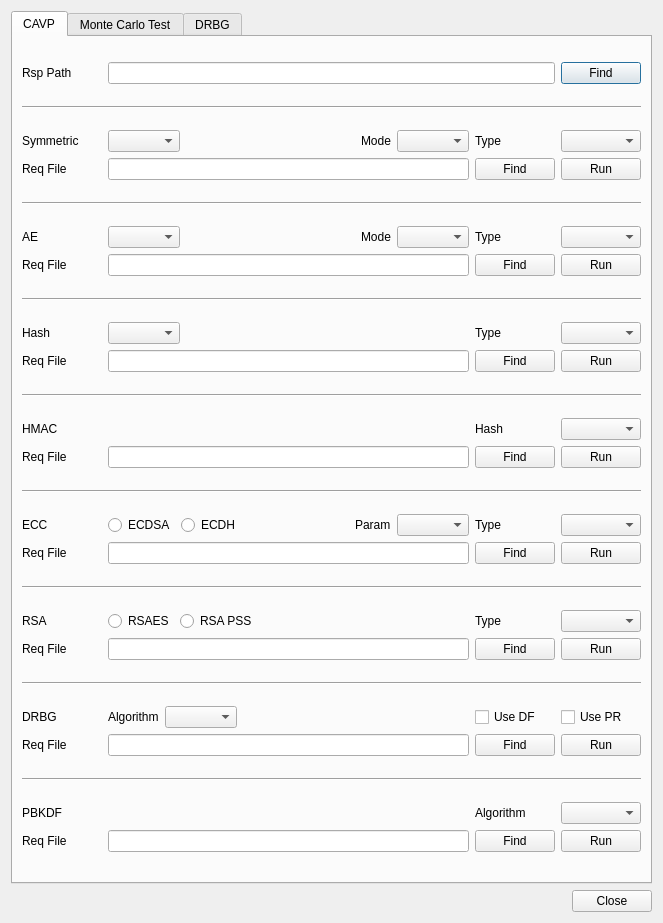
Qt form BerEditor/cavp_dlg.ui (jykim74/BerEditor) before a commit.
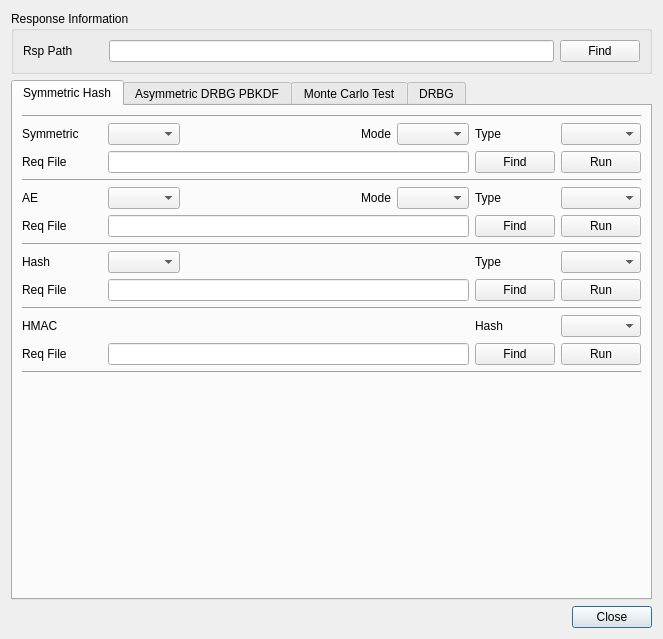
The same form after that commit.

Commit message: CAVP 창 MacOS 최적화 변경 및 소스 개선

Patch:
```diff
--- a/BerEditor/cavp_dlg.ui
+++ b/BerEditor/cavp_dlg.ui
@@ -7,53 +7,92 @@
     <x>0</x>
     <y>0</y>
     <width>663</width>
-    <height>923</height>
+    <height>614</height>
    </rect>
   </property>
   <property name="windowTitle">
    <string>CAVP Dialog</string>
   </property>
   <layout class="QGridLayout" name="gridLayout">
+   <item row="2" column="0">
+    <layout class="QGridLayout" name="gridLayout_10">
+     <property name="topMargin">
+      <number>0</number>
+     </property>
+     <item row="0" column="1">
+      <widget class="QPushButton" name="mCloseBtn">
+       <property name="text">
+        <string>Close</string>
+       </property>
+      </widget>
+     </item>
+     <item row="0" column="0">
+      <spacer name="horizontalSpacer_7">
+       <property name="orientation">
+        <enum>Qt::Horizontal</enum>
+       </property>
+       <property name="sizeHint" stdset="0">
+        <size>
+         <width>40</width>
+         <height>20</height>
+        </size>
+       </property>
+      </spacer>
+     </item>
+    </layout>
+   </item>
    <item row="0" column="0">
+    <widget class="QGroupBox" name="mRspGroup">
+     <property name="minimumSize">
+      <size>
+       <width>0</width>
+       <height>0</height>
+      </size>
+     </property>
+     <property name="title">
+      <string>Response Information</string>
+     </property>
+     <layout class="QVBoxLayout" name="verticalLayout_4">
+      <item>
+       <layout class="QGridLayout" name="gridLayout_20">
+        <item row="0" column="1">
+         <widget class="QLineEdit" name="mRspPathText"/>
+        </item>
+        <item row="0" column="0">
+         <widget class="QLabel" name="label_62">
+          <property name="minimumSize">
+           <size>
+            <width>80</width>
+            <height>0</height>
+           </size>
+          </property>
+          <property name="text">
+           <string>Rsp Path</string>
+          </property>
+         </widget>
+        </item>
+        <item row="0" column="2">
+         <widget class="QPushButton" name="mRspPathFindBtn">
+          <property name="text">
+           <string>Find</string>
+          </property>
+         </widget>
+        </item>
+       </layout>
+      </item>
+     </layout>
+    </widget>
+   </item>
+   <item row="1" column="0">
     <widget class="QTabWidget" name="tabWidget">
      <property name="currentIndex">
       <number>0</number>
      </property>
      <widget class="QWidget" name="tab">
       <attribute name="title">
-       <string>CAVP</string>
+       <string>Symmetric Hash</string>
       </attribute>
       <layout class="QVBoxLayout" name="verticalLayout">
-       <item>
-        <layout class="QGridLayout" name="gridLayout_20">
-         <property name="topMargin">
-          <number>0</number>
-         </property>
-         <item row="0" column="0">
-          <widget class="QLabel" name="label_62">
-           <property name="minimumSize">
-            <size>
-             <width>80</width>
-             <height>0</height>
-            </size>
-           </property>
-           <property name="text">
-            <string>Rsp Path</string>
-           </property>
-          </widget>
-         </item>
-         <item row="0" column="2">
-          <widget class="QPushButton" name="mRspPathFindBtn">
-           <property name="text">
-            <string>Find</string>
-           </property>
-          </widget>
-         </item>
-         <item row="0" column="1">
-          <widget class="QLineEdit" name="mRspPathText"/>
-         </item>
-        </layout>
-       </item>
        <item>
         <widget class="Line" name="line_14">
          <property name="maximumSize">
@@ -423,18 +462,32 @@
         </layout>
        </item>
        <item>
-        <widget class="Line" name="line_3">
-         <property name="maximumSize">
-          <size>
-           <width>16777215</width>
-           <height>2</height>
-          </size>
-         </property>
+        <widget class="Line" name="line_15">
          <property name="orientation">
           <enum>Qt::Horizontal</enum>
          </property>
         </widget>
        </item>
+       <item>
+        <spacer name="verticalSpacer_2">
+         <property name="orientation">
+          <enum>Qt::Vertical</enum>
+         </property>
+         <property name="sizeHint" stdset="0">
+          <size>
+           <width>20</width>
+           <height>40</height>
+          </size>
+         </property>
+        </spacer>
+       </item>
+      </layout>
+     </widget>
+     <widget class="QWidget" name="tab_4">
+      <attribute name="title">
+       <string>Asymmetric DRBG PBKDF</string>
+      </attribute>
+      <layout class="QVBoxLayout" name="verticalLayout_5">
        <item>
         <layout class="QGridLayout" name="gridLayout_6">
          <item row="0" column="2">
@@ -530,13 +583,7 @@
         </layout>
        </item>
        <item>
-        <widget class="Line" name="line_4">
-         <property name="maximumSize">
-          <size>
-           <width>16777215</width>
-           <height>2</height>
-          </size>
-         </property>
+        <widget class="Line" name="line_3">
          <property name="orientation">
           <enum>Qt::Horizontal</enum>
          </property>
@@ -627,13 +674,7 @@
         </layout>
        </item>
        <item>
-        <widget class="Line" name="line_5">
-         <property name="maximumSize">
-          <size>
-           <width>16777215</width>
-           <height>2</height>
-          </size>
-         </property>
+        <widget class="Line" name="line_4">
          <property name="orientation">
           <enum>Qt::Horizontal</enum>
          </property>
@@ -761,13 +802,7 @@
         </layout>
        </item>
        <item>
-        <widget class="Line" name="line_6">
-         <property name="maximumSize">
-          <size>
-           <width>16777215</width>
-           <height>2</height>
-          </size>
-         </property>
+        <widget class="Line" name="line_5">
          <property name="orientation">
           <enum>Qt::Horizontal</enum>
          </property>
@@ -867,6 +902,26 @@
          </item>
         </layout>
        </item>
+       <item>
+        <widget class="Line" name="line_6">
+         <property name="orientation">
+          <enum>Qt::Horizontal</enum>
+         </property>
+        </widget>
+       </item>
+       <item>
+        <spacer name="verticalSpacer_4">
+         <property name="orientation">
+          <enum>Qt::Vertical</enum>
+         </property>
+         <property name="sizeHint" stdset="0">
+          <size>
+           <width>20</width>
+           <height>40</height>
+          </size>
+         </property>
+        </spacer>
+       </item>
       </layout>
      </widget>
      <widget class="QWidget" name="tab_2">
@@ -2869,33 +2924,6 @@
      </widget>
     </widget>
    </item>
-   <item row="1" column="0">
-    <layout class="QGridLayout" name="gridLayout_10">
-     <property name="topMargin">
-      <number>0</number>
-     </property>
-     <item row="0" column="1">
-      <widget class="QPushButton" name="mCloseBtn">
-       <property name="text">
-        <string>Close</string>
-       </property>
-      </widget>
-     </item>
-     <item row="0" column="0">
-      <spacer name="horizontalSpacer_7">
-       <property name="orientation">
-        <enum>Qt::Horizontal</enum>
-       </property>
-       <property name="sizeHint" stdset="0">
-        <size>
-         <width>40</width>
-         <height>20</height>
-        </size>
-       </property>
-      </spacer>
-     </item>
-    </layout>
-   </item>
   </layout>
  </widget>
  <tabstops>
```
Left out of the diff: 25 changed lines with no effect on the pictures. The commit also changes 3 other files.
